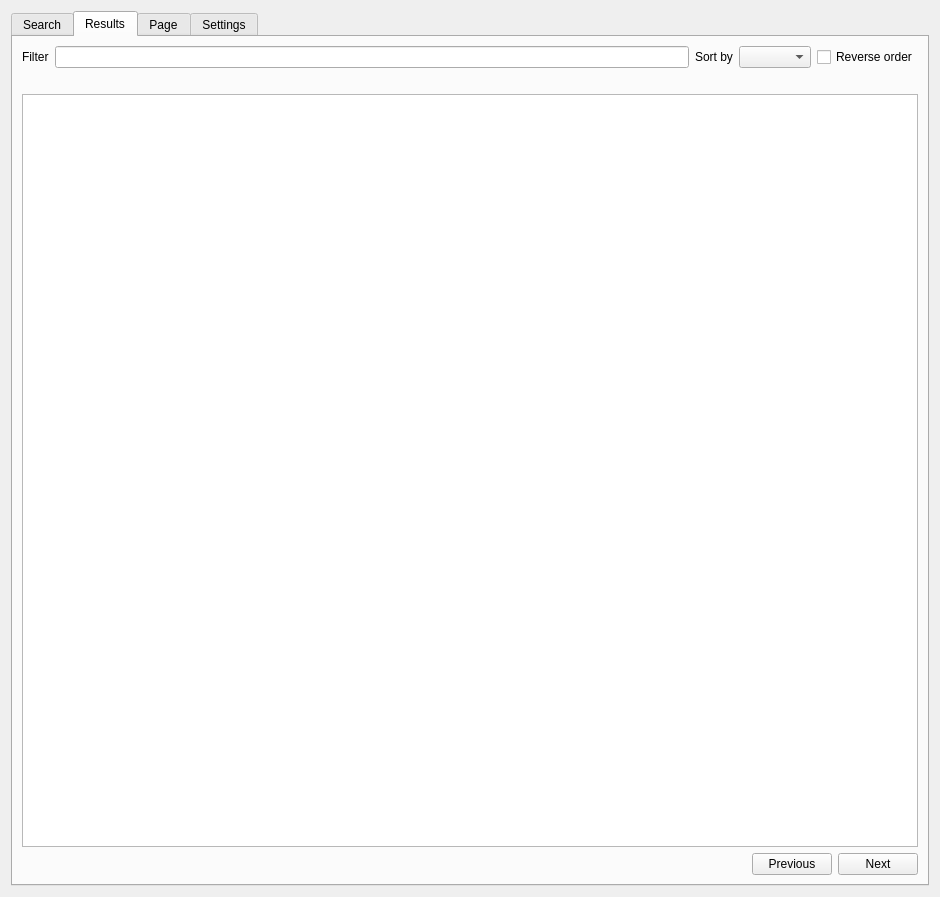
First picture: the form in src/qgis_stac/ui/qgis_stac_widget.ui, repository stac-utils/qgis-stac-plugin, before the edit.
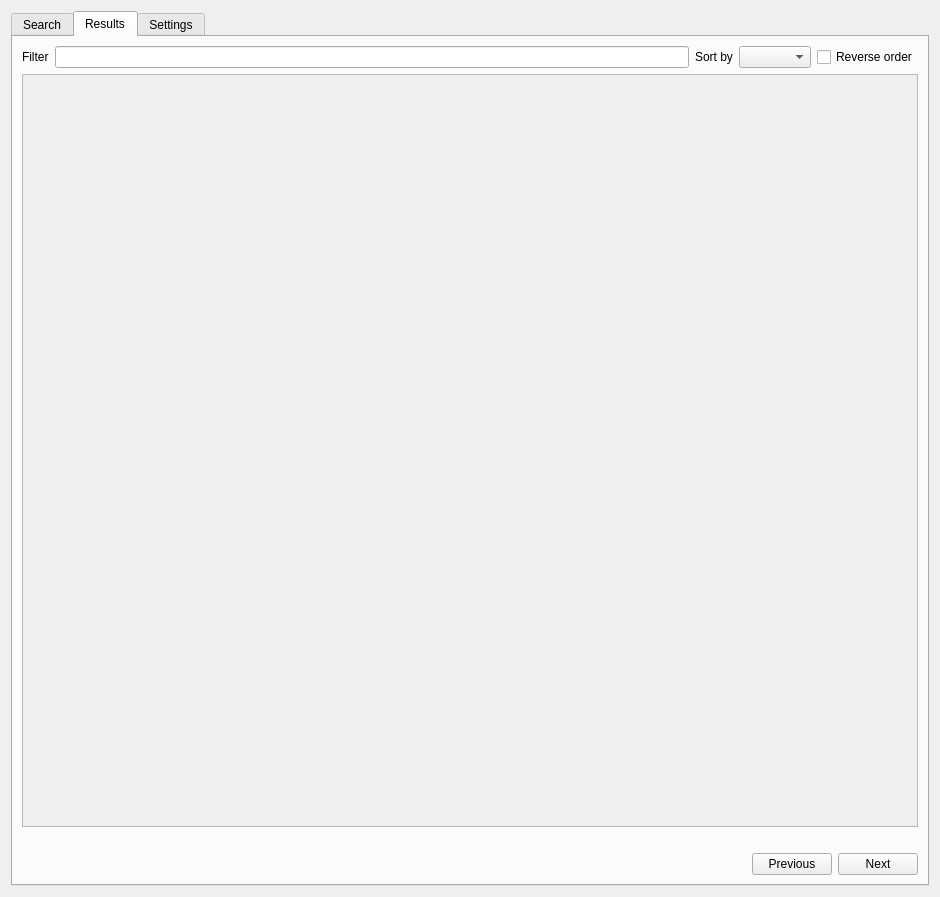
Second picture: the form after the edit. The open tabs and pages were chosen to show the change. Custom widgets are drawn as their Qt base class.

Diff of the .ui file:
```diff
--- a/src/qgis_stac/ui/qgis_stac_widget.ui
+++ b/src/qgis_stac/ui/qgis_stac_widget.ui
@@ -553,6 +553,23 @@
          </item>
         </layout>
        </item>
+       <item>
+        <widget class="QScrollArea" name="scroll_area">
+         <property name="widgetResizable">
+          <bool>true</bool>
+         </property>
+         <widget class="QWidget" name="scrollAreaWidgetContents">
+          <property name="geometry">
+           <rect>
+            <x>0</x>
+            <y>0</y>
+            <width>898</width>
+            <height>737</height>
+           </rect>
+          </property>
+         </widget>
+        </widget>
+       </item>
        <item>
         <widget class="QLabel" name="result_items_la">
          <property name="text">
@@ -560,28 +577,6 @@
          </property>
         </widget>
        </item>
-       <item>
-        <widget class="QTreeView" name="items_tree">
-         <property name="editTriggers">
-          <set>QAbstractItemView::AllEditTriggers</set>
-         </property>
-         <property name="indentation">
-          <number>5</number>
-         </property>
-         <property name="sortingEnabled">
-          <bool>true</bool>
-         </property>
-         <property name="wordWrap">
-          <bool>true</bool>
-         </property>
-         <property name="headerHidden">
-          <bool>true</bool>
-         </property>
-         <attribute name="headerVisible">
-          <bool>false</bool>
-         </attribute>
-        </widget>
-       </item>
        <item>
         <layout class="QHBoxLayout" name="pagination">
          <property name="sizeConstraint">
@@ -645,30 +640,6 @@
        </item>
       </layout>
      </widget>
-     <widget class="QWidget" name="test">
-      <attribute name="title">
-       <string>Page</string>
-      </attribute>
-      <layout class="QVBoxLayout" name="verticalLayout_9">
-       <item>
-        <widget class="QScrollArea" name="scroll_area">
-         <property name="widgetResizable">
-          <bool>true</bool>
-         </property>
-         <widget class="QWidget" name="scrollAreaWidgetContents">
-          <property name="geometry">
-           <rect>
-            <x>0</x>
-            <y>0</y>
-            <width>898</width>
-            <height>828</height>
-           </rect>
-          </property>
-         </widget>
-        </widget>
-       </item>
-      </layout>
-     </widget>
      <widget class="QWidget" name="settings">
       <attribute name="title">
        <string>Settings</string>
```
